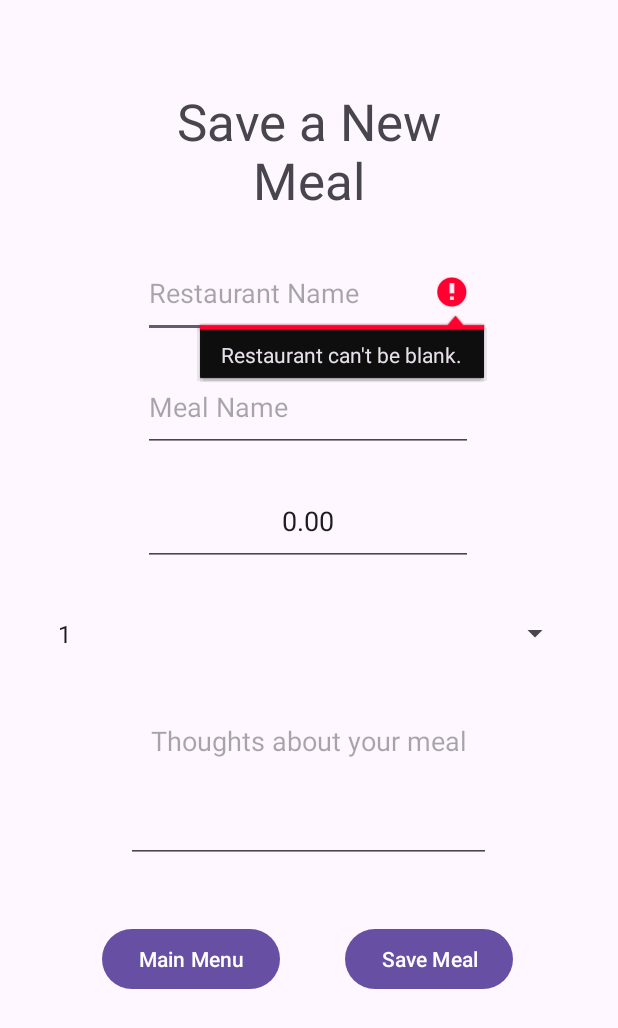
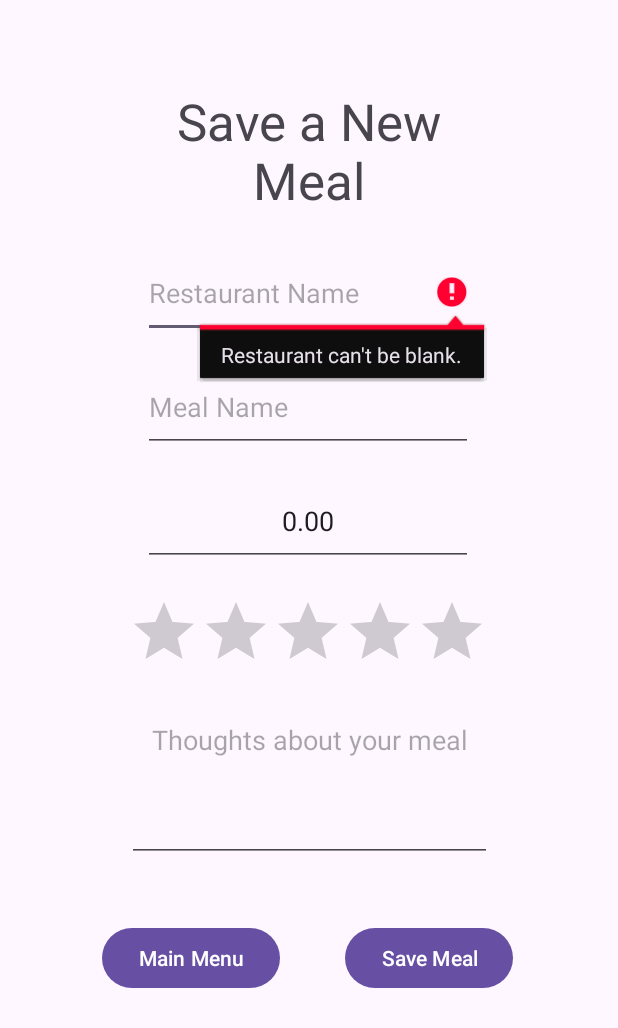
Before and after one commit to Dschids/MemorableMeals, an Android app: the EnterMealActivity screen opened directly, with no data from a screen before it, after a tap on "Save Meal", on a phone screen of 412 x 824 dp. Shown: the top 1028 px of the screen. Run offline under Robolectric (Android 15) with nearby library versions, the phone set to English and light mode, and no system bars.

Commit message:
changed spinner box to rating bar

```diff
--- a/app/src/main/java/com/example/memorablemeals/EnterMealActivity.kt
+++ b/app/src/main/java/com/example/memorablemeals/EnterMealActivity.kt
@@ -7,6 +7,7 @@ import android.os.Bundle
 import android.text.TextUtils
 import android.widget.Button
 import android.widget.EditText
+import android.widget.RatingBar
 import android.widget.Spinner
 import com.example.memorablemeals.Info.MealInfo
 
@@ -18,7 +19,7 @@ class EnterMealActivity : AppCompatActivity() {
         val txtRestaurantName = findViewById<EditText>(R.id.idEditTextRestaurant)
         val txtMealName = findViewById<EditText>(R.id.idEditTextMealName)
         val txtMealCost = findViewById<EditText>(R.id.idEditTextDecimalMealCost)
-        val spinnerRating = findViewById<Spinner>(R.id.idSpinnerMealRating)
+        val barRating = findViewById<RatingBar>(R.id.idratingBar)
         val txtComments = findViewById<EditText>(R.id.idEdtTxtComments)
         val btnSaveMeal = findViewById<Button>(R.id.idBtnSaveMeal)
         val btnMainMenu = findViewById<Button>(R.id.idBtnMainMenu)
@@ -28,7 +29,7 @@ class EnterMealActivity : AppCompatActivity() {
             val resName = txtRestaurantName.text.toString()
             val mealName = txtMealName.text.toString()
             val rawMealCost = txtMealCost.text.toString()
-            val rating = spinnerRating.selectedItem.toString().toInt()
+            val rating = barRating.rating.toInt()
             val comments = txtComments.text.toString()
             /* check that restaurant name, meal name and meal cost fields aren't empty
                 rating will never be empty, and comments can be blank.
--- a/app/src/main/res/layout/activity_enter_meal.xml
+++ b/app/src/main/res/layout/activity_enter_meal.xml
@@ -44,18 +44,6 @@
         app:layout_constraintStart_toStartOf="parent"
         app:layout_constraintTop_toBottomOf="@+id/idEditTextRestaurant" />
 
-    <Spinner
-        android:id="@+id/idSpinnerMealRating"
-        android:layout_width="350dp"
-        android:layout_height="50dp"
-        android:layout_marginTop="20dp"
-        android:entries="@array/mealRating"
-        android:prompt="@string/mealRatingPrompt"
-        app:layout_constraintEnd_toEndOf="parent"
-        app:layout_constraintHorizontal_bias="0.491"
-        app:layout_constraintStart_toStartOf="parent"
-        app:layout_constraintTop_toBottomOf="@+id/idEditTextDecimalMealCost" />
-
     <EditText
         android:id="@+id/idEditTextDecimalMealCost"
         android:layout_width="220dp"
@@ -76,15 +64,14 @@
         android:id="@+id/idEdtTxtComments"
         android:layout_width="243dp"
         android:layout_height="104dp"
-        android:layout_marginTop="24dp"
+        android:layout_marginTop="16dp"
         android:ems="10"
         android:gravity="center_horizontal|top"
         android:hint="@string/mealCommentsHint"
         android:inputType="text"
         app:layout_constraintEnd_toEndOf="parent"
-        app:layout_constraintHorizontal_bias="0.497"
         app:layout_constraintStart_toStartOf="parent"
-        app:layout_constraintTop_toBottomOf="@+id/idSpinnerMealRating" />
+        app:layout_constraintTop_toBottomOf="@+id/idratingBar" />
 
     <Button
         android:id="@+id/idBtnSaveMeal"
@@ -106,4 +93,15 @@
         android:text="@string/btnMainMenu"
         app:layout_constraintStart_toStartOf="parent"
         app:layout_constraintTop_toBottomOf="@+id/idEdtTxtComments" />
+
+    <RatingBar
+        android:id="@+id/idratingBar"
+        android:layout_width="wrap_content"
+        android:layout_height="wrap_content"
+        android:layout_marginTop="20dp"
+        android:stepSize="1"
+        app:layout_constraintEnd_toEndOf="parent"
+        app:layout_constraintHorizontal_bias="0.497"
+        app:layout_constraintStart_toStartOf="parent"
+        app:layout_constraintTop_toBottomOf="@+id/idEditTextDecimalMealCost" />
 </androidx.constraintlayout.widget.ConstraintLayout>
```
